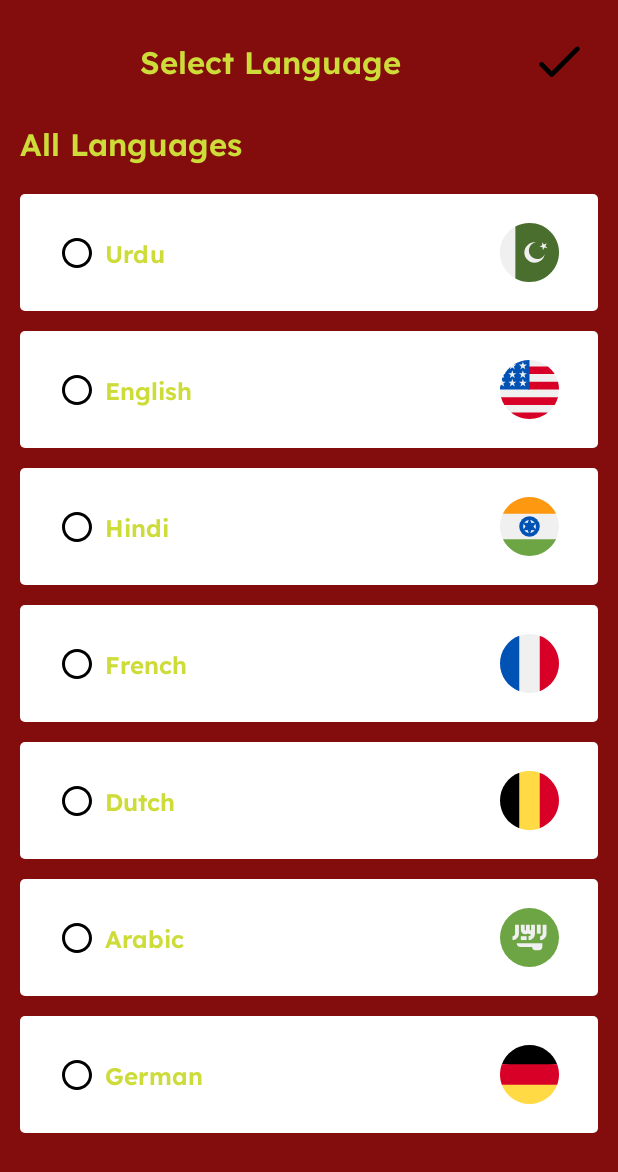
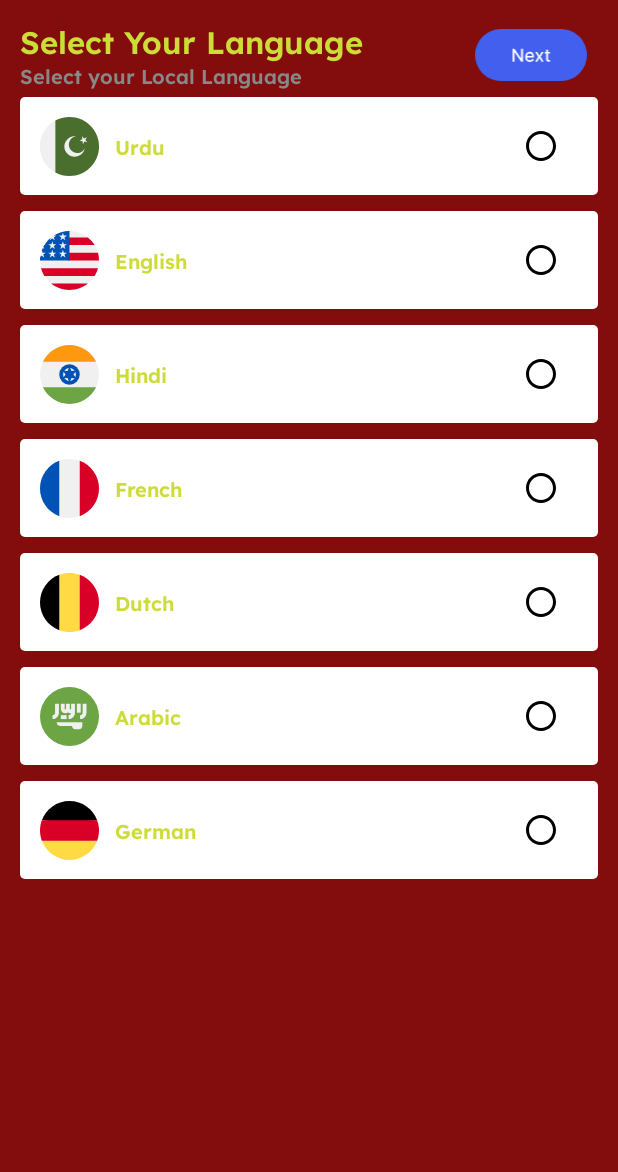
Before and after one commit to Useramebbb/FOF_lib, an Android app: the LanguageScreenDup screen opened directly, with no data from a screen before it, on a phone screen of 412 x 824 dp. Shown: the top 1172 px of the screen. Run offline under Robolectric (Android 15) with nearby library versions, the phone set to English and light mode, and no system bars; our stand-ins replace Shimmer, sdp/ssp sizes.

Commit message:
"Uddated Lib"

```diff
--- a/FOF_lib/src/main/java/com/niceapps.fofscr.lib/activities/LanguageScreenOne.kt
+++ b/FOF_lib/src/main/java/com/niceapps.fofscr.lib/activities/LanguageScreenOne.kt
@@ -55,7 +55,7 @@ class LanguageScreenOne : AppCompatBaseActivity(), LanguageInterface {
             Log.d("fontColor", "config.fontColor:${config.headingColor} ")
             config.headingColor?.let {
                 findViewById<TextView>(R.id.txtSelectKeyboard).setTextColor(it)
-                findViewById<TextView>(R.id.txtAllLanguages).setTextColor(it)
+               // findViewById<TextView>(R.id.txtAllLanguages).setTextColor(it)
             }
 
             config.theme?.let {
--- a/FOF_lib/src/main/res/layout/dialog_adloading.xml
+++ b/FOF_lib/src/main/res/layout/dialog_adloading.xml
@@ -5,12 +5,13 @@
     android:layout_width="wrap_content"
     android:layout_height="wrap_content"
     android:layout_gravity="center"
-    app:cardBackgroundColor="@color/White">
+    app:cardBackgroundColor="@color/lightTransparent">
 
     <LinearLayout
         android:layout_width="wrap_content"
         android:layout_height="wrap_content"
         android:layout_gravity="center"
+        android:background="@color/White"
         android:orientation="vertical"
         android:padding="@dimen/_14sdp">
 
--- a/FOF_lib/src/main/res/layout/language_item.xml
+++ b/FOF_lib/src/main/res/layout/language_item.xml
@@ -2,10 +2,11 @@
 <androidx.constraintlayout.widget.ConstraintLayout
     xmlns:android="http://schemas.android.com/apk/res/android"
     xmlns:app="http://schemas.android.com/apk/res-auto"
+    xmlns:tools="http://schemas.android.com/tools"
     android:id="@+id/selectedBackground"
     android:layout_width="match_parent"
-    android:layout_height="@dimen/_60sdp"
-    android:layout_marginVertical="@dimen/_5sdp"
+    android:layout_height="@dimen/_50sdp"
+    android:layout_marginVertical="@dimen/_4sdp"
     app:layout_constraintEnd_toEndOf="parent"
     app:layout_constraintStart_toStartOf="parent">
 
@@ -14,30 +15,30 @@
         android:id="@+id/ivUnSelected"
         android:layout_width="wrap_content"
         android:layout_height="wrap_content"
-        android:layout_marginStart="@dimen/_20sdp"
-        android:layout_marginEnd="@dimen/_20sdp"
+        android:layout_marginHorizontal="@dimen/_20sdp"
+        app:layout_constraintEnd_toEndOf="parent"
         android:contentDescription="@string/des_selection_state"
         app:layout_constraintBottom_toBottomOf="parent"
-        app:layout_constraintStart_toStartOf="parent"
-        app:layout_constraintTop_toTopOf="parent" />
+        app:layout_constraintTop_toTopOf="parent"
+        tools:layout_editor_absoluteX="26dp" />
 
     <!-- Country Name -->
     <TextView
         android:id="@+id/tvCountryNameLanguage"
         android:layout_width="0dp"
+        android:layout_marginStart="@dimen/_8sdp"
         android:layout_height="wrap_content"
-        android:layout_marginStart="@dimen/_5ssp"
-        android:layout_marginEnd="@dimen/_5ssp"
-        android:text="@string/label_country_name"
-        android:textSize="16sp"
-        android:textStyle="bold"
         android:fontFamily="@font/lexend_semibold"
         android:gravity="start"
+        android:singleLine="true"
+        android:text="@string/label_country_name"
+        android:textAlignment="viewStart"
         android:textDirection="locale"
-        android:textAlignment="viewStart"
+        android:textSize="@dimen/_10ssp"
+        app:fontFamily="@font/lexend_semibold"
         app:layout_constraintBottom_toBottomOf="parent"
-        app:layout_constraintEnd_toStartOf="@+id/ivCountryFlagLanguage"
-        app:layout_constraintStart_toEndOf="@+id/ivUnSelected"
+        app:layout_constraintEnd_toStartOf="@+id/ivUnSelected"
+        app:layout_constraintStart_toEndOf="@+id/ivCountryFlagLanguage"
         app:layout_constraintTop_toTopOf="parent" />
 
     <!-- Country Flag -->
@@ -47,9 +48,9 @@
         android:layout_height="@dimen/_30sdp"
         android:contentDescription="@string/des_country_flag"
         android:src="@drawable/portugal"
-        android:layout_marginEnd="@dimen/_20sdp"
+        android:layout_marginHorizontal="@dimen/_10sdp"
         app:layout_constraintBottom_toBottomOf="parent"
-        app:layout_constraintEnd_toEndOf="parent"
+        app:layout_constraintStart_toStartOf="parent"
         app:layout_constraintTop_toTopOf="parent" />
 
 </androidx.constraintlayout.widget.ConstraintLayout>
--- a/FOF_lib/src/main/res/layout/language_screen_dup.xml
+++ b/FOF_lib/src/main/res/layout/language_screen_dup.xml
@@ -18,40 +18,33 @@
 
         <androidx.appcompat.widget.AppCompatTextView
             android:id="@+id/txtSelectKeyboard"
-            android:layout_width="0dp"
+            android:layout_width="wrap_content"
             android:layout_height="wrap_content"
-            android:gravity="center"
-            android:padding="@dimen/_10sdp"
+            android:gravity="start"
             android:text="@string/label_select_language"
-            android:textColor="@color/black"
+            android:textColor="#333333"
             android:textSize="@dimen/_16ssp"
             app:fontFamily="@font/lexend_semibold"
-            app:layout_constraintBottom_toTopOf="@+id/txtAllLanguages"
-            app:layout_constraintEnd_toStartOf="@+id/imvDone"
             app:layout_constraintStart_toStartOf="parent"
             app:layout_constraintTop_toTopOf="parent" />
 
         <androidx.appcompat.widget.AppCompatImageView
             android:id="@+id/imvDone"
-            android:layout_width="@dimen/_40sdp"
-            android:layout_height="0dp"
+            android:layout_width="wrap_content"
+            android:layout_height="wrap_content"
             android:padding="@dimen/_5sdp"
-            app:layout_constraintBottom_toBottomOf="@+id/txtSelectKeyboard"
+            app:layout_constraintBottom_toBottomOf="@+id/txtAllLanguages"
             app:layout_constraintEnd_toEndOf="parent"
-            app:layout_constraintStart_toEndOf="@+id/txtSelectKeyboard"
-            app:layout_constraintTop_toTopOf="@+id/txtSelectKeyboard"
-             />
+            app:layout_constraintTop_toTopOf="@+id/txtSelectKeyboard" />
 
         <androidx.appcompat.widget.AppCompatTextView
             android:id="@+id/txtAllLanguages"
             android:layout_width="0dp"
             android:layout_height="wrap_content"
-            android:paddingVertical="@dimen/_10sdp"
             android:text="@string/label_all_languages"
-            android:textColor="@color/black"
-            android:textSize="@dimen/_16ssp"
+            android:textColor="#888888"
+            android:textSize="@dimen/_10ssp"
             app:fontFamily="@font/lexend_semibold"
-            app:layout_constraintBottom_toTopOf="@+id/recyclerViewLanguage"
             app:layout_constraintEnd_toEndOf="parent"
             app:layout_constraintStart_toStartOf="parent"
             app:layout_constraintTop_toBottomOf="@+id/txtSelectKeyboard" />
--- a/FOF_lib/src/main/res/values/strings.xml
+++ b/FOF_lib/src/main/res/values/strings.xml
@@ -1,6 +1,6 @@
 <resources>
-    <string name="label_select_language">Select Language</string>
-    <string name="label_all_languages">All Languages</string>
+    <string name="label_select_language">Select Your Language</string>
+    <string name="label_all_languages">Select your Local Language</string>
     <string name="label_country_name">Country Name</string>
     <string name="des_country_flag">Country Flag</string>
     <string name="des_selection_state">Selection State</string>
--- a/app/src/main/java/com/niceapps.fof.lib/RemoteConfigConstTest.kt
+++ b/app/src/main/java/com/niceapps.fof.lib/RemoteConfigConstTest.kt
@@ -1,4 +1,4 @@
-package com.urdu_keyboard.utilityClasses
+package com.niceapp.fof.lib
 
 object RemoteConfigConstTest {
     // SOT-Ads-Visibility-Config
@@ -18,4 +18,5 @@ object RemoteConfigConstTest {
 
 
     const val TIMER_NATIVE_F_SRC = "TIMER_NATIVE_F_SRC"
+    const val SHOW_SERVEY_SCREEN = "SHOW_SERVEY_SCREEN"
 }
```
Also changed, not shown: FOF_lib/build.gradle (+11 -11 lines), FOF_lib/src/main/java/com/niceapps.fofscr.lib/activities/LanguageScreenDup.kt (+31 -3 lines), FOF_lib/src/main/res/drawable/next_language.xml (added, +12 -0 lines), FOF_lib/src/main/res/layout/fragment_w_t_one.xml (+6 -12 lines), FOF_lib/src/main/res/layout/fragment_w_t_three.xml (+1 -7 lines), FOF_lib/src/main/res/layout/fragment_w_t_two.xml (+3 -6 lines), FOF_lib/src/main/res/layout/language_screen_one.xml (+4 -8 lines), app/src/main/java/com/niceapps.fof.lib/TestActivity.kt (+7 -5 lines), gradle/libs.versions.toml (+13 -0 lines), 1 other file.
